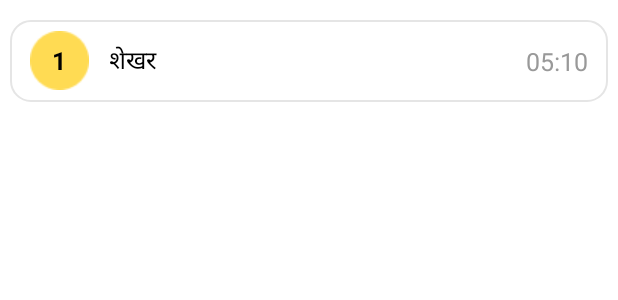
After one commit to vindhyaezeitech/GuptShabd, an Android app: the layout getleaderboard_item_list_layout.xml on its own in the app's theme, with its tools: preview values and no code run, on a phone screen of 412 x 824 dp. The commit adds this screen. Shown: the top 300 px of the screen. Run offline under Robolectric (Android 15) with nearby library versions, the phone set to English and light mode, and no system bars; network calls fail.

Commit message:
bug fixed

```diff
--- a/app/src/main/java/com/guptshabd/network/ApiService.java
+++ b/app/src/main/java/com/guptshabd/network/ApiService.java
@@ -1,5 +1,7 @@
 package com.guptshabd.network;
 
+import com.guptshabd.model.GetLeaderboardList;
+import com.guptshabd.model.GetLeaderboardRequest;
 import com.guptshabd.model.GetWordRequest;
 
 import io.reactivex.Observable;
@@ -11,7 +13,8 @@ public interface ApiService {
     @POST("get_words")
     Observable<GetWordRequest> fetchNewWord(@Body GetWordRequest body);
 
-
+    @POST("get_leaderboard")
+    Observable<GetLeaderboardList> getLeaderBoardAPIList(@Body GetLeaderboardRequest body);
 
 
 }
--- a/app/src/main/java/com/guptshabd/ui/activity/SettingsActivity.java
+++ b/app/src/main/java/com/guptshabd/ui/activity/SettingsActivity.java
@@ -36,7 +36,7 @@ public class SettingsActivity extends AppCompatActivity implements View.OnClickL
                     startActivity(intent);
                     finish();
                     break;
-                } else {
+                } else if (type.equals("2")){
                     Intent intent = new Intent(this, GameActivity.class);
                     intent.setFlags(Intent.FLAG_ACTIVITY_CLEAR_TASK | Intent.FLAG_ACTIVITY_CLEAR_TOP);
                     startActivity(intent);
--- /dev/null
+++ b/app/src/main/res/layout/getleaderboard_item_list_layout.xml
@@ -0,0 +1,54 @@
+<?xml version="1.0" encoding="utf-8"?>
+<LinearLayout xmlns:android="http://schemas.android.com/apk/res/android"
+    android:layout_width="match_parent"
+    android:layout_height="@dimen/_42sdp"
+    android:layout_marginLeft="@dimen/_5sdp"
+    android:layout_marginTop="@dimen/_10sdp"
+    android:layout_marginRight="@dimen/_5sdp"
+    android:background="@drawable/rectangle_radius"
+    android:orientation="horizontal">
+
+    <RelativeLayout
+        android:layout_width="@dimen/_30sdp"
+        android:layout_height="@dimen/_30sdp"
+        android:layout_gravity="center_vertical"
+        android:layout_marginLeft="@dimen/_10sdp">
+
+        <ImageView
+            android:layout_width="match_parent"
+            android:layout_height="match_parent"
+            android:src="@drawable/circle_img" />
+
+        <TextView
+            android:id="@+id/tv_rank"
+            android:layout_width="wrap_content"
+            android:layout_height="wrap_content"
+            android:layout_centerInParent="true"
+            android:text="1"
+            android:textColor="@color/text_color_black"
+            android:textSize="@dimen/_13sdp"
+            android:textStyle="bold" />
+    </RelativeLayout>
+
+    <TextView
+        android:id="@+id/tv_name"
+        android:layout_width="0dp"
+        android:layout_height="wrap_content"
+        android:layout_gravity="center_vertical"
+        android:layout_marginLeft="@dimen/_10sdp"
+        android:layout_weight="1"
+        android:text="@string/name1"
+        android:textColor="@color/text_color_black"
+        android:textSize="@dimen/_13sdp" />
+
+    <TextView
+        android:id="@+id/tv_time"
+        android:layout_width="wrap_content"
+        android:layout_height="wrap_content"
+        android:layout_gravity="center_vertical"
+        android:layout_marginLeft="@dimen/_10sdp"
+        android:layout_marginRight="@dimen/_10sdp"
+        android:text="@string/time_content_text"
+        android:textColor="@color/dark_grey"
+        android:textSize="@dimen/_13sdp" />
+</LinearLayout>
```
Also changed, not shown: app/src/main/AndroidManifest.xml (+3 -4 lines), app/src/main/java/com/guptshabd/GameActivity.java (+6 -7 lines), app/src/main/java/com/guptshabd/GamePresenter.java (+26 -0 lines), app/src/main/java/com/guptshabd/GameView.java (+7 -0 lines), app/src/main/java/com/guptshabd/model/Datum.java (added, +62 -0 lines), app/src/main/java/com/guptshabd/model/GetLeaderboardList.java (added, +44 -0 lines), app/src/main/java/com/guptshabd/model/GetLeaderboardRequest.java (added, +18 -0 lines), app/src/main/java/com/guptshabd/ui/activity/GuptshabdActivity.java (deleted, +0 -28 lines), app/src/main/java/com/guptshabd/ui/activity/LeaderBoardActivity.java (+47 -2 lines), app/src/main/java/com/guptshabd/ui/adapter/GetLeaderboardListAdapter.java (added, +66 -0 lines), app/src/main/res/layout/activity_guptshabd.xml (deleted, +0 -9 lines), app/src/main/res/layout/activity_leader_board.xml (+10 -2 lines).
